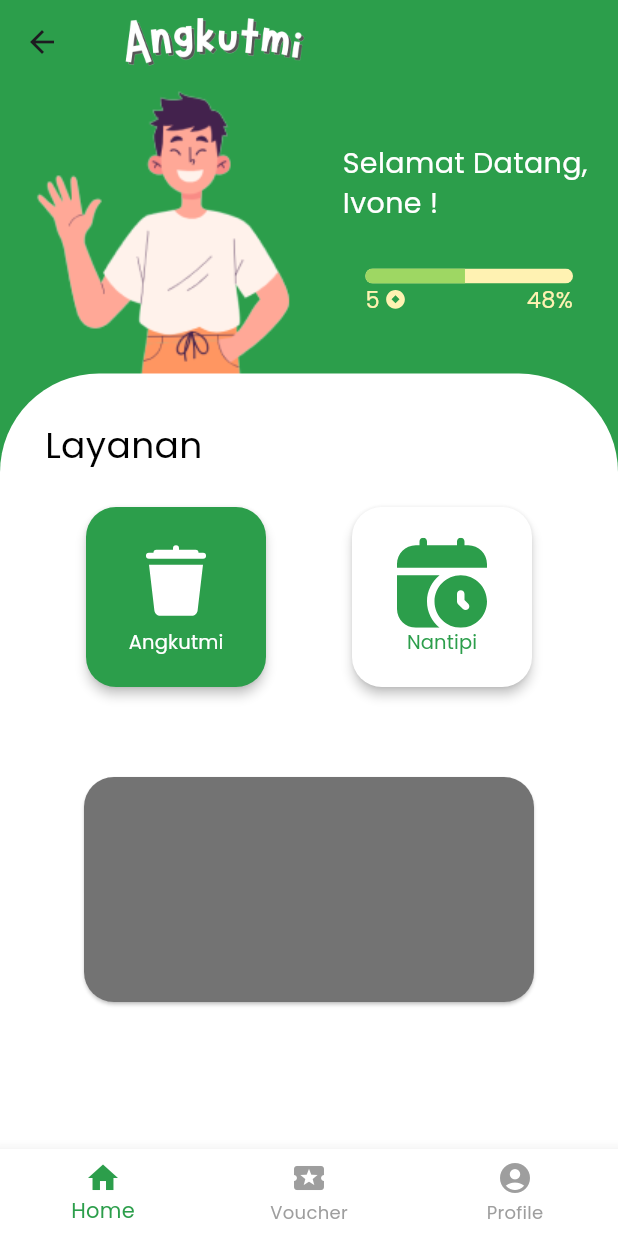
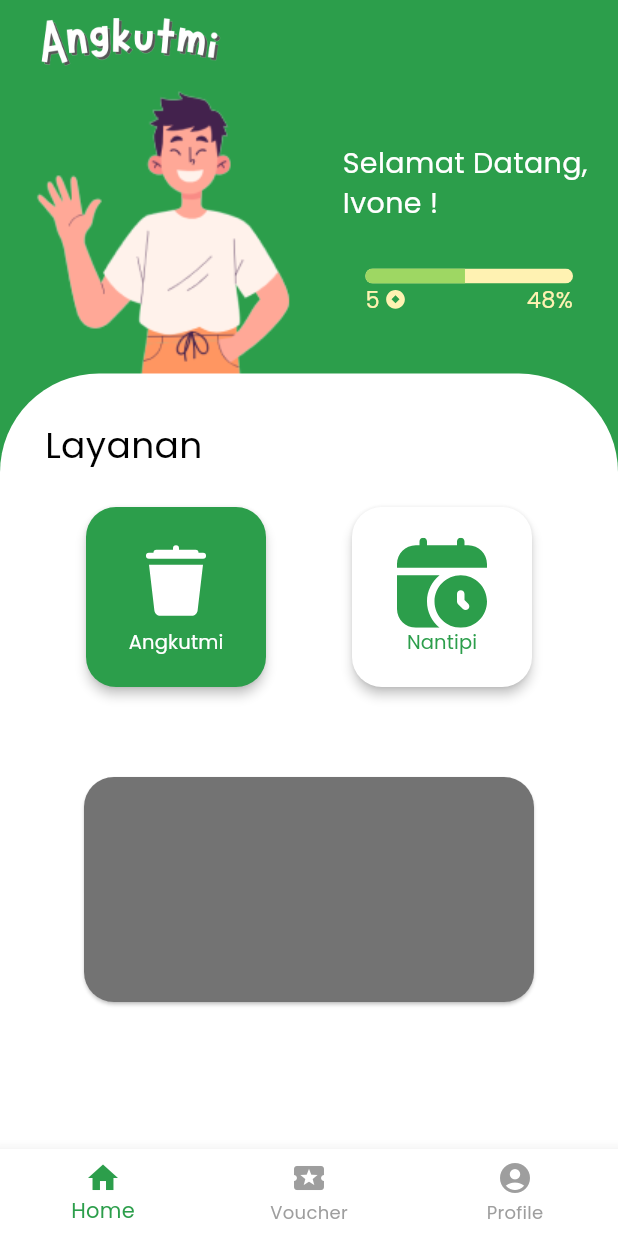
Before and after one commit to liwangivone/Angkutmi, a Flutter app: the HomeScreen screen opened directly, on a phone screen of 412 x 824 dp. Run offline on Flutter 3.47's test engine with Material 3 defaults, Android fonts, the light colour scheme and no system bars; our stand-ins replace flutter_svg.

Commit message:
update_remove_back

```diff
--- a/lib/home.dart
+++ b/lib/home.dart
@@ -28,16 +28,7 @@ class HomeScreen extends StatelessWidget {
   Widget build(BuildContext context) {
     return Scaffold(
       appBar: AppBar(
-        leading: IconButton(
-          icon: const Icon(Icons.arrow_back),
-          onPressed: () {
-            // Kembali ke halaman regis_login.dart
-            Navigator.pushReplacement(
-              context,
-              MaterialPageRoute(builder: (context) => RegistrationScreen()),
-            );
-          },
-        ),
+        automaticallyImplyLeading: false,
         title: Padding(
           padding: const EdgeInsets.only(left: 8.0),
           child: Image.asset(
```
